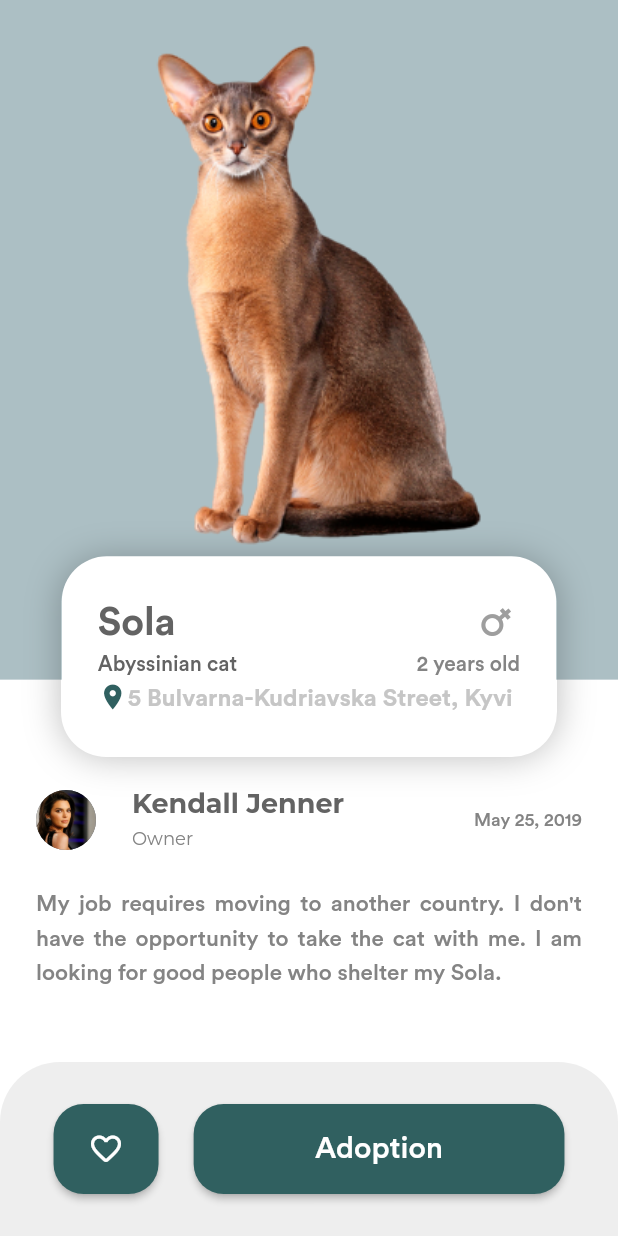
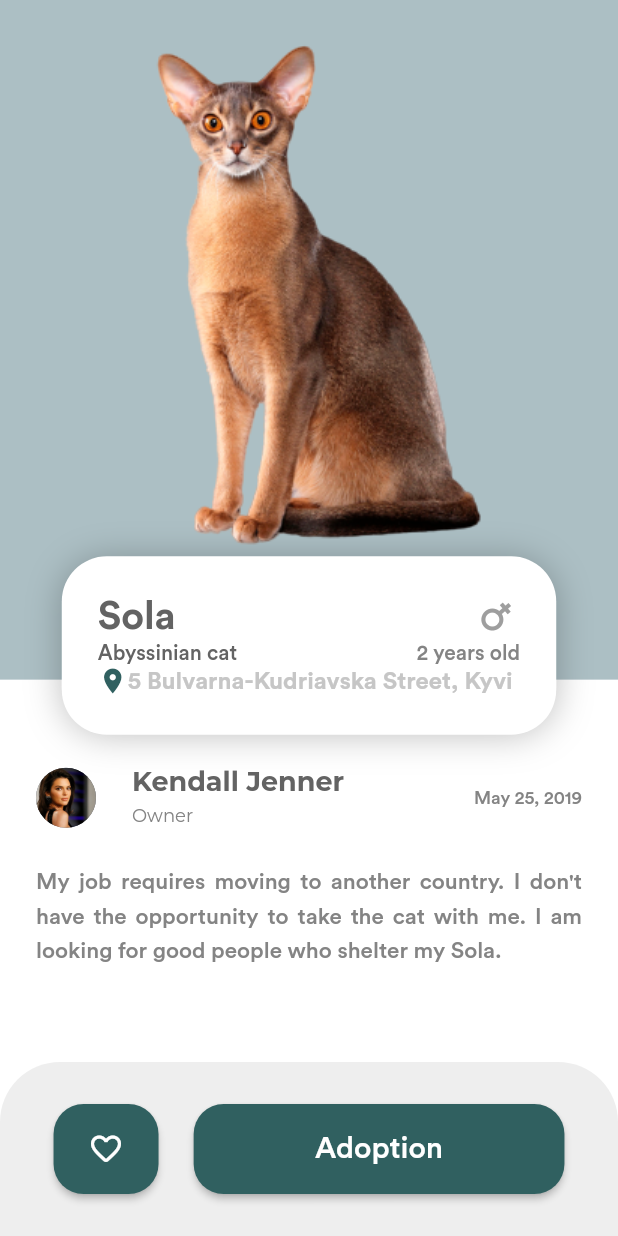
Before and after one commit to aphenrique/petmatch, a Flutter app: the screen it shows after launch, after a tap on "Sola", on a phone screen of 412 x 824 dp. Run offline on Flutter 3.47's test engine with Material 2 defaults, Android fonts, the phone set to English and light mode, and no system bars.

Commit message:
Fix overflow error to small screen

```diff
--- a/lib/src/adoption/view/pages/pet_detail_page.dart
+++ b/lib/src/adoption/view/pages/pet_detail_page.dart
@@ -23,7 +23,7 @@ class PetDetailPage extends StatelessWidget {
           const DetailPageBackground(),
           Column(
             crossAxisAlignment: CrossAxisAlignment.center,
-            mainAxisSize: MainAxisSize.max,
+            mainAxisSize: MainAxisSize.min,
             children: [
               Image.asset(pet.photo, height: size.height * 0.45),
               const DetailPetInfoWidget(),
--- a/lib/src/adoption/widget/detail_pet_info_widget/detail_pet_info_widget.dart
+++ b/lib/src/adoption/widget/detail_pet_info_widget/detail_pet_info_widget.dart
@@ -10,7 +10,6 @@ class DetailPetInfoWidget extends StatelessWidget {
 
     return Container(
       width: size.width * 0.8,
-      height: size.height * 0.16,
       padding: const EdgeInsets.all(24),
       decoration: BoxDecoration(
         borderRadius: BorderRadius.circular(30),
@@ -20,8 +19,10 @@ class DetailPetInfoWidget extends StatelessWidget {
             color: Colors.black26,
             offset: Offset(0, 2),
             blurRadius: 20,
-                blurStyle: BlurStyle.outer),
-          ]),
+            blurStyle: BlurStyle.outer,
+          ),
+        ],
+      ),
       child: Column(
         mainAxisAlignment: MainAxisAlignment.spaceEvenly,
         crossAxisAlignment: CrossAxisAlignment.start,
--- a/lib/src/adoption/widget/pet_briefing/pet_briefing_widget.dart
+++ b/lib/src/adoption/widget/pet_briefing/pet_briefing_widget.dart
@@ -48,7 +48,7 @@ class PetBriefingWidget extends StatelessWidget {
                   child: Container(
                     width: double.infinity,
                     height: size.height * 0.18,
-                    padding: const EdgeInsets.all(16),
+                    padding: const EdgeInsets.all(12),
                     decoration: const BoxDecoration(
                       color: Colors.white,
                       borderRadius: BorderRadius.only(
@@ -63,6 +63,7 @@ class PetBriefingWidget extends StatelessWidget {
                         ),
                       ],
                     ),
+                    child: SingleChildScrollView(
                       child: Column(
                         crossAxisAlignment: CrossAxisAlignment.start,
                         mainAxisAlignment: MainAxisAlignment.spaceAround,
@@ -118,7 +119,7 @@ class PetBriefingWidget extends StatelessWidget {
                                   "Distance: ${pet.distance} km",
                                   style: const TextStyle(
                                     color: AppColors.textColor,
-                                  fontSize: 16,
+                                    fontSize: 14,
                                     fontWeight: FontWeight.w700,
                                   ),
                                 ),
@@ -126,6 +127,7 @@ class PetBriefingWidget extends StatelessWidget {
                             ],
                           ),
                         ],
+                      ),
                     ),
                   ),
                 ),
--- a/lib/src/home/stores/drawer_store.dart
+++ b/lib/src/home/stores/drawer_store.dart
@@ -1,7 +1,7 @@
 import 'package:flutter/cupertino.dart';
 
 class DrawerStore extends ValueNotifier<bool> {
-  DrawerStore() : super(false);
+  DrawerStore() : super(true);
 
   get isOpen => value;
 
--- a/lib/src/home/view/pages/home_page.dart
+++ b/lib/src/home/view/pages/home_page.dart
@@ -26,11 +26,7 @@ class _HomePageState extends State<HomePage>
     drawerStore = context.read<DrawerStore>();
 
     drawerStore.addListener(() {
-      if (drawerStore.isOpen) {
-        controller.reverse();
-      } else {
-        controller.forward();
-      }
+      controller.reverse();
     });
   }
 
@@ -44,7 +40,7 @@ class _HomePageState extends State<HomePage>
           drawerStore.alternateDrawer();
         }
 
-        return true;
+        return false;
       },
       child: Scaffold(
         backgroundColor: AppColors.primaryColor,
--- a/lib/src/home/view/widgets/drawer_menu_widget.dart
+++ b/lib/src/home/view/widgets/drawer_menu_widget.dart
@@ -20,7 +20,7 @@ class DrawerMenuWidget extends StatelessWidget {
                 fontWeight: FontWeight.w500),
           ),
         ),
-        SizedBox(height: 20),
+        SizedBox(height: 16),
         ListTile(
           leading: Icon(Icons.attach_money_rounded, color: Colors.white38),
           title: Text(
@@ -31,7 +31,7 @@ class DrawerMenuWidget extends StatelessWidget {
                 fontWeight: FontWeight.w500),
           ),
         ),
-        SizedBox(height: 20),
+        SizedBox(height: 16),
         ListTile(
           leading: Icon(Icons.add_circle, color: Colors.white38),
           title: Text(
@@ -42,7 +42,7 @@ class DrawerMenuWidget extends StatelessWidget {
                 fontWeight: FontWeight.w500),
           ),
         ),
-        SizedBox(height: 20),
+        SizedBox(height: 16),
         ListTile(
           leading: Icon(Icons.favorite_rounded, color: Colors.white38),
           title: Text(
@@ -53,7 +53,7 @@ class DrawerMenuWidget extends StatelessWidget {
                 fontWeight: FontWeight.w500),
           ),
         ),
-        SizedBox(height: 20),
+        SizedBox(height: 16),
         ListTile(
           leading: Icon(Icons.mail, color: Colors.white38),
           title: Text(
@@ -64,7 +64,7 @@ class DrawerMenuWidget extends StatelessWidget {
                 fontWeight: FontWeight.w500),
           ),
         ),
-        SizedBox(height: 20),
+        SizedBox(height: 16),
         ListTile(
           leading: Icon(Icons.person, color: Colors.white38),
           title: Text(
--- a/lib/src/home/view/widgets/settings_menu_widget.dart
+++ b/lib/src/home/view/widgets/settings_menu_widget.dart
@@ -8,7 +8,7 @@ class SettingsMenuWidget extends StatelessWidget {
   Widget build(BuildContext context) {
     return SizedBox(
       height: 50,
-      width: MediaQuery.of(context).size.width * 0.5,
+      width: MediaQuery.of(context).size.width * 0.6,
       child: Row(
         mainAxisAlignment: MainAxisAlignment.spaceBetween,
         children: [
```
Lines whose indentation alone changed are shown as unchanged.
